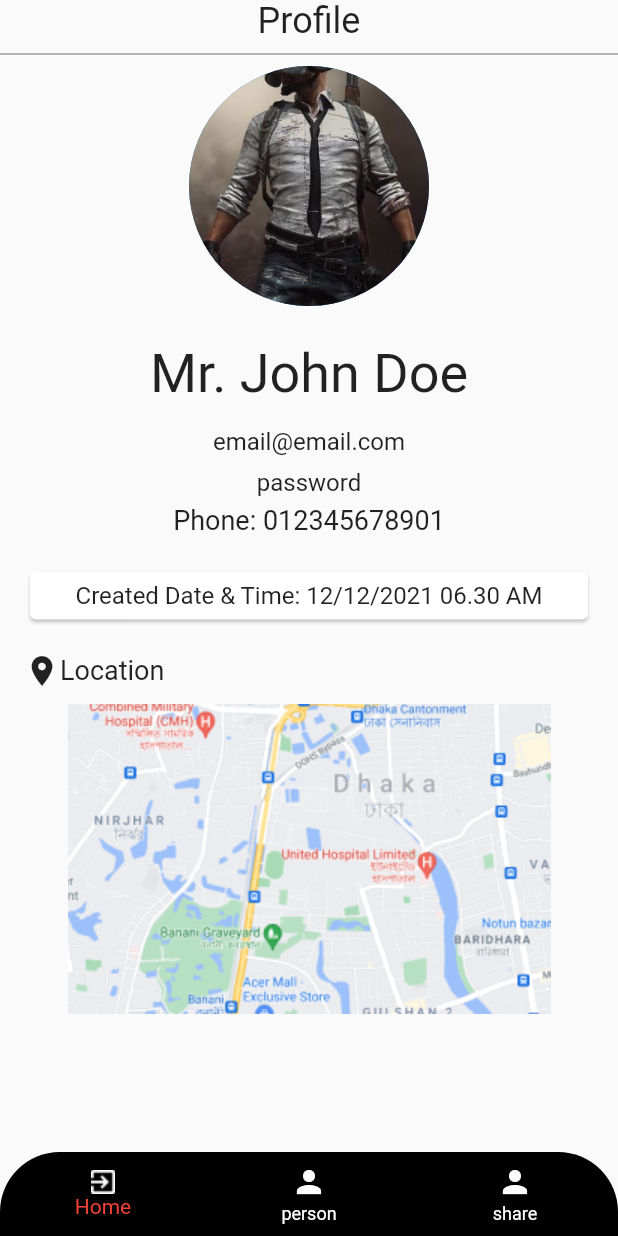
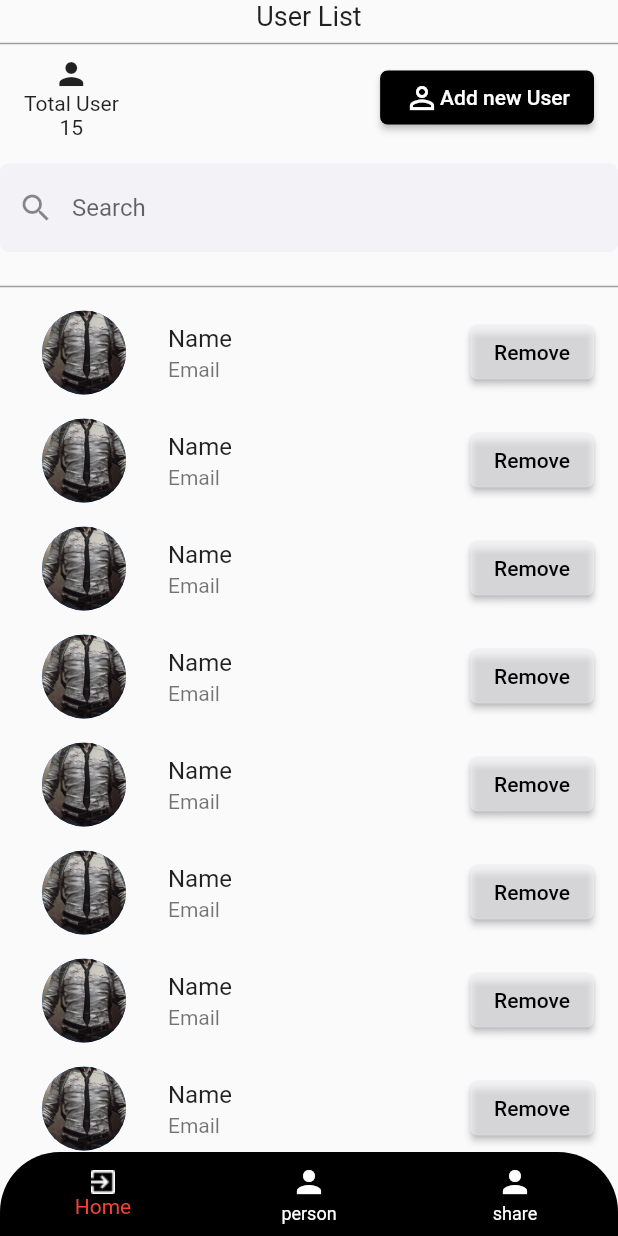
Before and after one commit to alphazen01/TestMe, a Flutter app: the screen it shows after launch, on a phone screen of 412 x 824 dp. Run offline on Flutter 3.47's test engine with Material 2 defaults, Android fonts, the phone set to English and light mode, and no system bars.

Commit message:
userList

```diff
--- a/lib/main.dart
+++ b/lib/main.dart
@@ -2,6 +2,7 @@ import 'package:demo/login.dart';
 import 'package:demo/profile.dart';
 import 'package:demo/profile_bio.dart';
 import 'package:demo/sign_up.dart';
+import 'package:demo/user_list.dart';
 import 'package:flutter/material.dart';
 
 void main() {
@@ -11,7 +12,8 @@ void main() {
     //  home: ProfileScreen()
     // home: TextFieldLogIn(),
     // home: TextFieldSignUp(),
-    home: ProfileBio(),
+    // home: ProfileBio(),
+    home: UserList(),
    )
    );
 }
--- /dev/null
+++ b/lib/user_list.dart
@@ -0,0 +1,183 @@
+import 'package:flutter/material.dart';
+
+
+
+class UserList extends StatefulWidget {
+  const UserList({ Key? key }) : super(key: key);
+
+  @override
+  State<UserList> createState() => _UserListState();
+}
+
+class _UserListState extends State<UserList> {
+   int selectedIndex=0;
+   List<Widget>screens=[
+     Container(
+        width: double.infinity,
+     height: double.infinity,
+       color: Colors.red,
+     ),
+      Container(
+         width: double.infinity,
+     height: double.infinity,
+       color: Colors.green,
+     ),
+     Container(
+        width: double.infinity,
+     height: double.infinity,
+       color: Colors.orange,
+     )
+   ];
+  @override
+  Widget build(BuildContext context) {
+    return Scaffold(
+      body: SafeArea(
+        child: Column(
+          children: [
+            Text(
+              "User List",
+              style: TextStyle(
+                fontSize:18
+              ),
+            ),
+            Divider(
+              thickness: 1,
+              color: Colors.grey,
+            ),
+            Padding(
+              padding: const EdgeInsets.symmetric(horizontal: 16),
+              child: Row(
+                mainAxisAlignment: MainAxisAlignment.spaceBetween,
+                children: [
+                  Column(
+                    children: [
+                      Icon(Icons.person),
+                      Text(
+                        "Total User",
+                        style: TextStyle(
+                          fontSize: 14
+                        ),
+                      ),
+                      Text(
+                        "15",
+                        style: TextStyle(
+                          fontSize: 14
+                        ),
+                      )
+                    ],
+                  ),
+                  ElevatedButton(
+                    onPressed: (){},
+                    child: Row(
+                      children: [
+                         Icon(Icons.person_outline),
+                         Text("Add new User")
+                      ],
+                    ),
+                    style: ElevatedButton.styleFrom(
+                      primary: Colors.black,
+                      shape: RoundedRectangleBorder(
+                        borderRadius:BorderRadius.circular(5)
+                      )
+                    ),
+                  )
+                ],
+              ),
+            ),
+            SizedBox(
+              height: 16,
+            ),
+             TextField(
+            decoration: InputDecoration(
+              hintText: "Search",
+              fillColor: Color(0xffF2F2F7),
+              filled: true,
+              enabledBorder: OutlineInputBorder(
+                borderRadius: BorderRadius.circular(6),
+                borderSide: BorderSide(
+                  color: Color(0xffF2F2F7)
+                ),
+
+
+              ),
+              prefixIcon: Icon(Icons.search)
+
+          )
+          ),
+          SizedBox(
+            height: 15,
+          ),
+            Divider(
+              thickness: 1,
+              color: Colors.grey,
+          ),
+          Expanded(
+            child: ListView.builder(
+                itemCount: 25,
+                itemBuilder: (BuildContext context,int index){
+                  return ListTile(
+                leading:
+
+                CircleAvatar(
+                radius: 40,
+                backgroundImage: AssetImage("assets/pubg.jpg"),
+                ),
+                title: Text("Name"),
+                subtitle: Text("Email"),
+                trailing:  ElevatedButton(
+                  child: Text(
+                    'Remove',
+                    style: TextStyle(
+                      color: Colors.black
+                    ),
+                    ),
+                  onPressed: () {},
+                  style: ElevatedButton.styleFrom(
+                    primary:Color(0xffF2F2F7).withOpacity(0.52),
+                    shape: RoundedRectangleBorder(
+                      borderRadius: BorderRadius.circular(5)
+                    )
+                  ),
+                )
+                );
+                }
+                ),
+               ),
+
+          ],
+        ),
+      ),
+
+              bottomNavigationBar: ClipRRect(
+                borderRadius: BorderRadius.only(
+                  topLeft: Radius.circular(40),
+                  topRight: Radius.circular(40)
+                ),
+                child: BottomNavigationBar(
+                  items: [
+                    BottomNavigationBarItem(
+                      icon: Image.asset("assets/Vector (3).png"),
+                      label: "Home"
+                    ),
+                    BottomNavigationBarItem(
+                      icon: Icon(Icons.person) ,
+                      label: "person"
+                    ),BottomNavigationBarItem(
+                      icon: Icon(Icons.person),
+                      label: "share"
+                    ),
+                  ],
+                  onTap: (int index){
+                    setState(() {
+                      selectedIndex=index;
+                    });
+                  },
+                  currentIndex: selectedIndex,
+                  backgroundColor: Colors.black,
+                  selectedItemColor: Colors.red,
+                  unselectedItemColor: Colors.white,
+                ),
+              ),
+    );
+  }
+}
```
